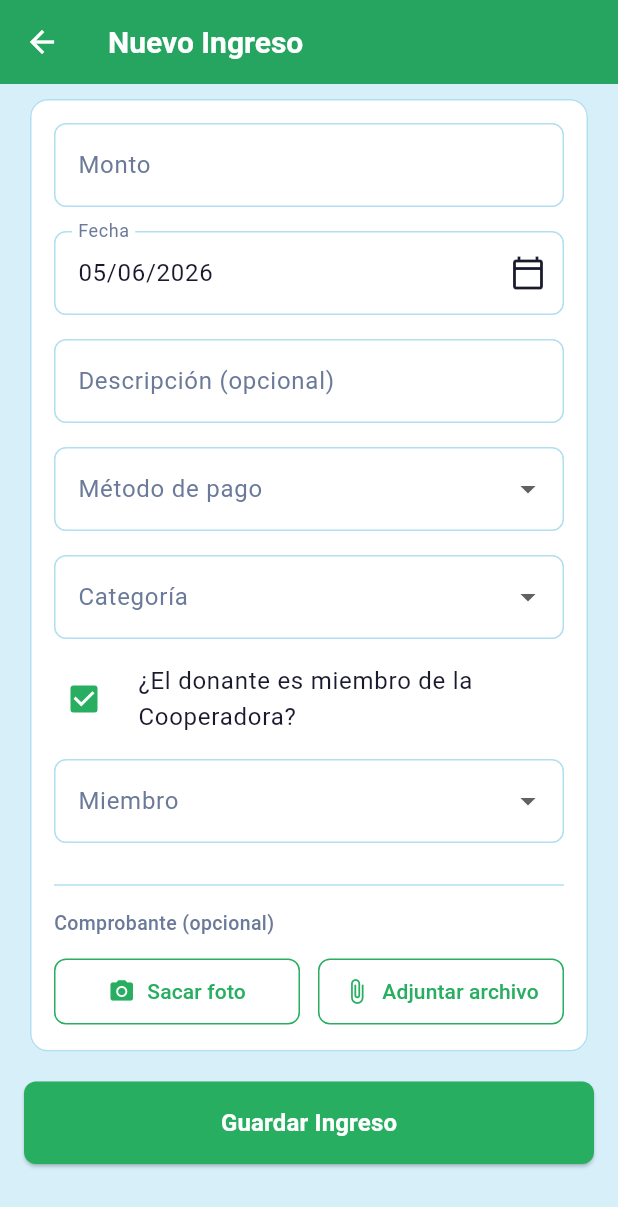
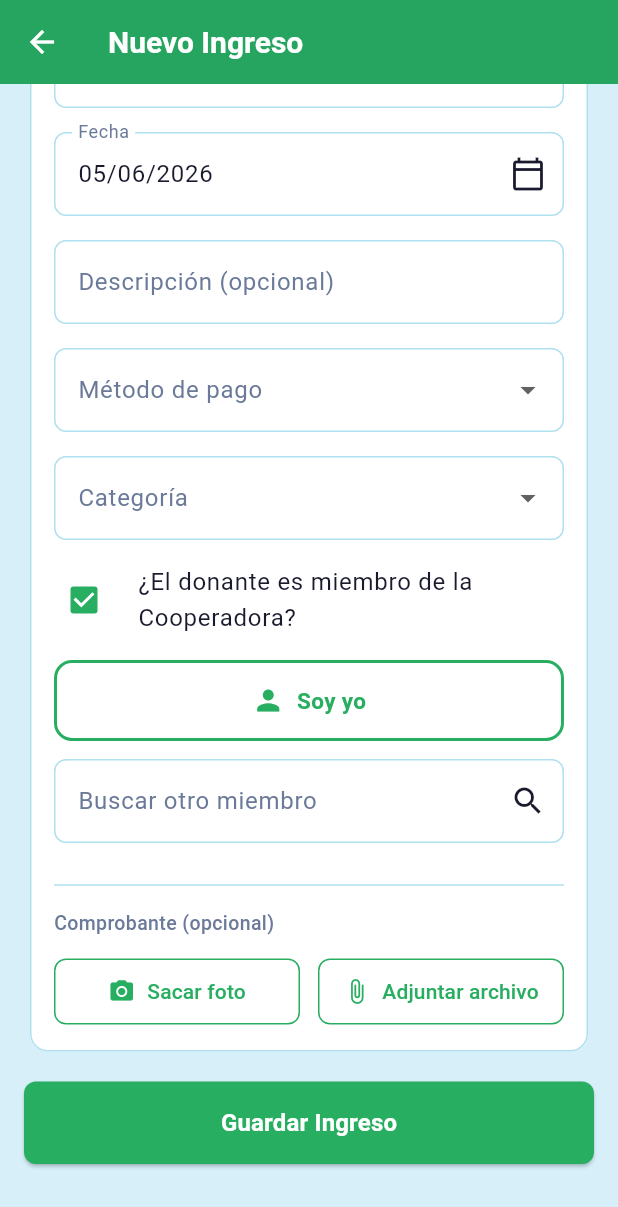
Before and after one commit to cooperadoraeest4app/cooperadora_app, a Flutter app: the AgregarMovimientoScreen screen opened directly, scrolled down 265 dp, after a tap on "¿El donante es miembro de la Cooperadora", on a phone screen of 412 x 824 dp. Shown: the top 1207 px of the screen. Run offline on Flutter 3.47's test engine with Material 3 defaults, Android fonts, the light colour scheme and no system bars; our stand-ins replace cloud_firestore, firebase_core; accounts and stored records are empty.

Commit message:
Categorías con íconos y colores, selector de miembro con autocomplete

```diff
--- a/lib/features/ingresos/presentation/screens/agregar_movimiento_screen.dart
+++ b/lib/features/ingresos/presentation/screens/agregar_movimiento_screen.dart
@@ -2,6 +2,15 @@ import 'package:file_picker/file_picker.dart';
 import 'package:flutter/material.dart';
 import 'package:flutter/services.dart';
 import '../../../../core/theme/app_theme.dart';
+
+const _miembrosPrueba = [
+  'Ana García',
+  'Carlos López',
+  'María Martínez',
+  'Juan Rodríguez',
+  'Laura Sánchez',
+  'Pedro Fernández',
+];
 
 const _metodosPago = [
   'Efectivo',
@@ -12,21 +21,22 @@ const _metodosPago = [
 ];
 
 const _categoriasIngreso = [
-  'Cuota',
-  'Donación',
-  'Evento',
-  'Rifas',
-  'Subsidio',
-  'Otros',
+  CategoriaItem('Cuota Social', Icons.people, Color(0xFF2E6DA4)),
+  CategoriaItem('Donación', Icons.favorite, Color(0xFF2E9E7A)),
+  CategoriaItem('Subsidio', Icons.account_balance, Color(0xFF1A3A5C)),
+  CategoriaItem('Evento', Icons.celebration, Color(0xFF9B59B6)),
+  CategoriaItem('Venta', Icons.sell, Color(0xFFF39C12)),
+  CategoriaItem('Otros ingresos', Icons.add_circle, Color(0xFF6B7A99)),
 ];
 
 const _categoriasGasto = [
-  'Útiles',
-  'Mantenimiento',
-  'Servicios',
-  'Personal',
-  'Eventos',
-  'Otros',
+  CategoriaItem('Servicios', Icons.bolt, Color(0xFFE67E22)),
+  CategoriaItem('Materiales escolares', Icons.menu_book, Color(0xFF2E6DA4)),
+  CategoriaItem('Equipamiento', Icons.warehouse, Color(0xFF1A3A5C)),
+  CategoriaItem('Mantenimiento', Icons.build, Color(0xFF7F8C8D)),
+  CategoriaItem('Honorarios', Icons.point_of_sale, Color(0xFF8E44AD)),
+  CategoriaItem('Eventos', Icons.celebration, Color(0xFF9B59B6)),
+  CategoriaItem('Otros gastos', Icons.remove_circle, Color(0xFF6B7A99)),
 ];
 
 class AgregarMovimientoScreen extends StatefulWidget {
@@ -43,9 +53,11 @@ class _AgregarMovimientoScreenState extends State<AgregarMovimientoScreen> {
   String _tipo = 'ingreso';
   DateTime _fecha = DateTime.now();
   String? _metodoPago;
-  String? _categoria;
+  CategoriaItem? _categoria;
   bool _esMiembro = false;
-  String? _socioSeleccionado;
+  bool _esYoDonante = false;
+  String? _donanteMiembroSeleccionado;
+  TextEditingController? _miembroFieldController;
   String? _nombreComprobante;
 
   final _montoController = TextEditingController();
@@ -77,7 +89,7 @@ class _AgregarMovimientoScreenState extends State<AgregarMovimientoScreen> {
   Color get _colorActivo =>
       _esIngreso ? AppTheme.verdeIngreso : AppTheme.rojoGasto;
 
-  List<String> get _categorias =>
+  List<CategoriaItem> get _categorias =>
       _esIngreso ? _categoriasIngreso : _categoriasGasto;
 
   String _formatFecha(DateTime d) =>
@@ -252,13 +264,18 @@ class _AgregarMovimientoScreenState extends State<AgregarMovimientoScreen> {
                   v == null ? 'Seleccioná un método de pago' : null,
             ),
             const SizedBox(height: 16),
-            DropdownButtonFormField<String>(
+            DropdownButtonFormField<CategoriaItem>(
               key: ValueKey(_tipo),
               initialValue: _categoria,
               decoration: const InputDecoration(labelText: 'Categoría'),
               items: _categorias
-                  .map((c) =>
-                      DropdownMenuItem(value: c, child: Text(c)))
+                  .map((c) => DropdownMenuItem(
+                        value: c,
+                        child: _CategoriaItemRow(item: c),
+                      ))
+                  .toList(),
+              selectedItemBuilder: (context) => _categorias
+                  .map((c) => _CategoriaItemRow(item: c))
                   .toList(),
               onChanged: (v) => setState(() => _categoria = v),
               validator: (v) =>
@@ -377,14 +394,15 @@ class _AgregarMovimientoScreenState extends State<AgregarMovimientoScreen> {
       const SizedBox(height: 8),
       CheckboxListTile(
         contentPadding: EdgeInsets.zero,
-        title: const Text(
-            '¿El donante es miembro de la Cooperadora?'),
+        title: const Text('¿El donante es miembro de la Cooperadora?'),
         value: _esMiembro,
         activeColor: AppTheme.verdeIngreso,
         controlAffinity: ListTileControlAffinity.leading,
         onChanged: (v) => setState(() {
           _esMiembro = v ?? false;
-          _socioSeleccionado = null;
+          _esYoDonante = false;
+          _donanteMiembroSeleccionado = null;
+          _miembroFieldController?.clear();
           _donanteController.clear();
           _emailController.clear();
           _telefonoController.clear();
@@ -392,29 +410,117 @@ class _AgregarMovimientoScreenState extends State<AgregarMovimientoScreen> {
       ),
       if (_esMiembro) ...[
         const SizedBox(height: 8),
-        DropdownButtonFormField<String>(
-          initialValue: _socioSeleccionado,
-          decoration: const InputDecoration(labelText: 'Miembro'),
-          items: const [
-            DropdownMenuItem(value: 'yo', child: Text('Soy yo')),
-            DropdownMenuItem(
-                value: 'otro', child: Text('Otro miembro')),
-          ],
-          onChanged: (v) => setState(() => _socioSeleccionado = v),
+        GestureDetector(
+          onTap: () => setState(() {
+            _esYoDonante = !_esYoDonante;
+            if (_esYoDonante) {
+              _donanteMiembroSeleccionado = null;
+              _miembroFieldController?.clear();
+            }
+          }),
+          child: AnimatedContainer(
+            duration: const Duration(milliseconds: 150),
+            padding: const EdgeInsets.symmetric(vertical: 14),
+            decoration: BoxDecoration(
+              color:
+                  _esYoDonante ? AppTheme.verdeIngreso : AppTheme.blanco,
+              borderRadius: const BorderRadius.all(Radius.circular(12)),
+              border: Border.all(color: AppTheme.verdeIngreso, width: 2),
+            ),
+            child: Row(
+              mainAxisAlignment: MainAxisAlignment.center,
+              children: [
+                Icon(
+                  Icons.person,
+                  color: _esYoDonante
+                      ? AppTheme.blanco
+                      : AppTheme.verdeIngreso,
+                  size: 22,
+                ),
+                const SizedBox(width: 8),
+                Text(
+                  'Soy yo',
+                  style: TextStyle(
+                    color: _esYoDonante
+                        ? AppTheme.blanco
+                        : AppTheme.verdeIngreso,
+                    fontWeight: FontWeight.w600,
+                    fontSize: 15,
+                  ),
+                ),
+              ],
+            ),
+          ),
+        ),
+        const SizedBox(height: 12),
+        Opacity(
+          opacity: _esYoDonante ? 0.4 : 1.0,
+          child: IgnorePointer(
+            ignoring: _esYoDonante,
+            child: Autocomplete<String>(
+              optionsBuilder: (textEditingValue) {
+                if (textEditingValue.text.isEmpty) return const [];
+                final query = textEditingValue.text.toLowerCase();
+                return _miembrosPrueba
+                    .where((m) => m.toLowerCase().contains(query));
+              },
+              fieldViewBuilder: (ctx, controller, focusNode, onSubmitted) {
+                _miembroFieldController = controller;
+                return TextField(
+                  controller: controller,
+                  focusNode: focusNode,
+                  decoration: const InputDecoration(
+                    labelText: 'Buscar otro miembro',
+                    suffixIcon: Icon(Icons.search),
+                  ),
+                  onChanged: (text) {
+                    if (text.isNotEmpty && _esYoDonante) {
+                      setState(() => _esYoDonante = false);
+                    }
+                  },
+                );
+              },
+              onSelected: (value) => setState(() {
+                _donanteMiembroSeleccionado = value;
+                _esYoDonante = false;
+              }),
+              optionsViewBuilder: (context, onSelected, options) {
+                return Align(
+                  alignment: Alignment.topLeft,
+                  child: Material(
+                    elevation: 4,
+                    borderRadius:
+                        const BorderRadius.all(Radius.circular(8)),
+                    child: ListView.builder(
+                      padding: EdgeInsets.zero,
+                      shrinkWrap: true,
+                      itemCount: options.length,
+                      itemBuilder: (context, index) {
+                        final option = options.elementAt(index);
+                        return ListTile(
+                          leading: const Icon(Icons.person_outline),
+                          title: Text(option),
+                          onTap: () => onSelected(option),
+                        );
+                      },
+                    ),
+                  ),
+                );
+              },
+            ),
+          ),
         ),
       ] else ...[
         const SizedBox(height: 16),
         TextFormField(
           controller: _donanteController,
-          decoration:
-              const InputDecoration(labelText: 'Nombre donante'),
+          decoration: const InputDecoration(labelText: 'Nombre donante'),
         ),
         const SizedBox(height: 16),
         TextFormField(
           controller: _emailController,
           keyboardType: TextInputType.emailAddress,
-          decoration:
-              const InputDecoration(labelText: 'Email donante'),
+          decoration: const InputDecoration(labelText: 'Email donante'),
         ),
         const SizedBox(height: 16),
         TextFormField(
@@ -425,6 +531,39 @@ class _AgregarMovimientoScreenState extends State<AgregarMovimientoScreen> {
         ),
       ],
     ];
+  }
+}
+
+class CategoriaItem {
+  final String nombre;
+  final IconData icono;
+  final Color color;
+
+  const CategoriaItem(this.nombre, this.icono, this.color);
+}
+
+class _CategoriaItemRow extends StatelessWidget {
+  const _CategoriaItemRow({required this.item});
+
+  final CategoriaItem item;
+
+  @override
+  Widget build(BuildContext context) {
+    return Row(
+      children: [
+        Container(
+          width: 30,
+          height: 30,
+          decoration: BoxDecoration(
+            color: item.color.withAlpha(38),
+            shape: BoxShape.circle,
+          ),
+          child: Icon(item.icono, color: item.color, size: 16),
+        ),
+        const SizedBox(width: 10),
+        Text(item.nombre),
+      ],
+    );
   }
 }
 
```
